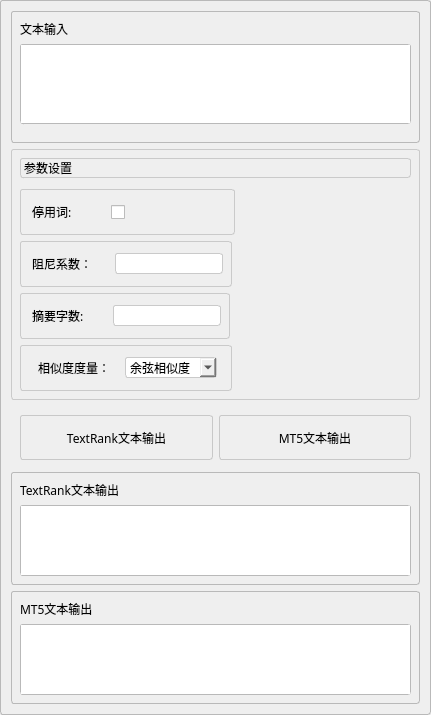
The window that page.ui (miceVenus/Df_AIpractice) describes before a commit, drawn with Qt 5.
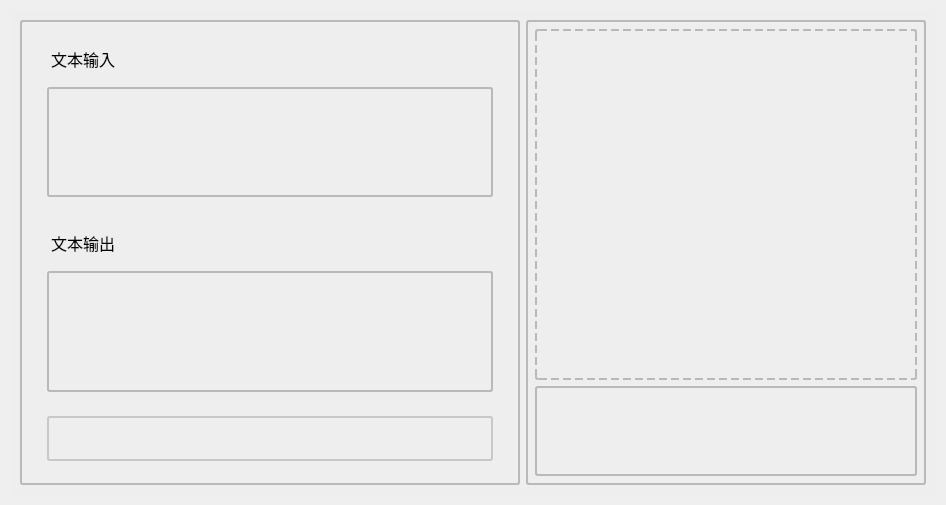
The same window after the commit. Icons and pictures are not drawn.

Commit message: make a better page

Patch:
```diff
--- a/page.ui
+++ b/page.ui
@@ -6,8 +6,8 @@
    <rect>
     <x>0</x>
     <y>0</y>
-    <width>427</width>
-    <height>715</height>
+    <width>942</width>
+    <height>505</height>
    </rect>
   </property>
   <property name="sizePolicy">
@@ -22,6 +22,12 @@
     <height>0</height>
    </size>
   </property>
+  <property name="maximumSize">
+   <size>
+    <width>1920</width>
+    <height>1098</height>
+   </size>
+  </property>
   <property name="font">
    <font>
     <family>Malgun Gothic Semilight</family>
@@ -34,221 +40,287 @@
    <enum>Qt::LeftToRight</enum>
   </property>
   <property name="styleSheet">
-   <string notr="true">border:solid;
-border-radius:3px;
-border-color:rgb(185, 185, 185);
-border-width:1px</string>
+   <string notr="true"/>
   </property>
   <layout class="QVBoxLayout" name="verticalLayout_2">
    <item>
-    <widget class="QWidget" name="verticalWidget_5" native="true">
-     <layout class="QVBoxLayout" name="verticalLayout_5">
+    <widget class="QWidget" name="horizontalWidget" native="true">
+     <property name="sizePolicy">
+      <sizepolicy hsizetype="Preferred" vsizetype="Preferred">
+       <horstretch>0</horstretch>
+       <verstretch>0</verstretch>
+      </sizepolicy>
+     </property>
+     <property name="maximumSize">
+      <size>
+       <width>1920</width>
+       <height>1080</height>
+      </size>
+     </property>
+     <property name="styleSheet">
+      <string notr="true">background-color:rgba(238, 238, 238, 70)</string>
+     </property>
+     <layout class="QHBoxLayout" name="horizontalLayout_2">
       <item>
-       <widget class="QLabel" name="label">
+       <widget class="QWidget" name="verticalWidget_2" native="true">
         <property name="sizePolicy">
-         <sizepolicy hsizetype="Maximum" vsizetype="Maximum">
+         <sizepolicy hsizetype="Minimum" vsizetype="Preferred">
           <horstretch>0</horstretch>
           <verstretch>0</verstretch>
          </sizepolicy>
         </property>
-        <property name="styleSheet">
-         <string notr="true">border:none</string>
-        </property>
-        <property name="text">
-         <string>文本输入</string>
-        </property>
-       </widget>
-      </item>
-      <item>
-       <widget class="QTextEdit" name="textIn">
-        <property name="sizePolicy">
-         <sizepolicy hsizetype="Expanding" vsizetype="Maximum">
-          <horstretch>6</horstretch>
-          <verstretch>0</verstretch>
-         </sizepolicy>
-        </property>
-        <property name="maximumSize">
+        <property name="minimumSize">
          <size>
-          <width>550</width>
+          <width>500</width>
           <height>100</height>
          </size>
         </property>
-        <property name="cursor" stdset="0">
-         <cursorShape>ArrowCursor</cursorShape>
-        </property>
-        <property name="layoutDirection">
-         <enum>Qt::LeftToRight</enum>
-        </property>
-        <property name="autoFillBackground">
-         <bool>false</bool>
+        <property name="maximumSize">
+         <size>
+          <width>400</width>
+          <height>16777215</height>
+         </size>
         </property>
         <property name="styleSheet">
-         <string notr="true">margin-bottom: 10px
+         <string notr="true">border:solid;
+border-radius:3px;
+border-color:rgb(185, 185, 185);
+border-width:2px</string>
+        </property>
+        <layout class="QVBoxLayout" name="verticalLayout_3">
+         <item>
+          <widget class="QWidget" name="verticalWidget_5" native="true">
+           <property name="sizePolicy">
+            <sizepolicy hsizetype="Preferred" vsizetype="Preferred">
+             <horstretch>0</horstretch>
+             <verstretch>0</verstretch>
+            </sizepolicy>
+           </property>
+           <property name="layoutDirection">
+            <enum>Qt::LeftToRight</enum>
+           </property>
+           <property name="styleSheet">
+            <string notr="true">border:none</string>
+           </property>
+           <layout class="QVBoxLayout" name="verticalLayout_5">
+            <item>
+             <widget class="QWidget" name="verticalWidget" native="true">
+              <property name="sizePolicy">
+               <sizepolicy hsizetype="Expanding" vsizetype="Maximum">
+                <horstretch>0</horstretch>
+                <verstretch>0</verstretch>
+               </sizepolicy>
+              </property>
+              <layout class="QVBoxLayout" name="verticalLayout_6">
+               <item>
+                <widget class="QLabel" name="label">
+                 <property name="sizePolicy">
+                  <sizepolicy hsizetype="Maximum" vsizetype="Maximum">
+                   <horstretch>0</horstretch>
+                   <verstretch>0</verstretch>
+                  </sizepolicy>
+                 </property>
+                 <property name="font">
+                  <font>
+                   <family>Microsoft YaHei UI Light</family>
+                   <pointsize>12</pointsize>
+                  </font>
+                 </property>
+                 <property name="styleSheet">
+                  <string notr="true">border:none;
+margin-bottom:10px
+</string>
+                 </property>
+                 <property name="text">
+                  <string>文本输入</string>
+                 </property>
+                </widget>
+               </item>
+               <item>
+                <widget class="QTextEdit" name="textIn">
+                 <property name="sizePolicy">
+                  <sizepolicy hsizetype="Expanding" vsizetype="Preferred">
+                   <horstretch>6</horstretch>
+                   <verstretch>0</verstretch>
+                  </sizepolicy>
+                 </property>
+                 <property name="maximumSize">
+                  <size>
+                   <width>550</width>
+                   <height>200</height>
+                  </size>
+                 </property>
+                 <property name="font">
+                  <font>
+                   <family>Microsoft YaHei UI Light</family>
+                   <pointsize>12</pointsize>
+                  </font>
+                 </property>
+                 <property name="cursor" stdset="0">
+                  <cursorShape>IBeamCursor</cursorShape>
+                 </property>
+                 <property name="layoutDirection">
+                  <enum>Qt::LeftToRight</enum>
+                 </property>
+                 <property name="autoFillBackground">
+                  <bool>false</bool>
+                 </property>
+                 <property name="styleSheet">
+                  <string notr="true">margin-bottom: 10px;
+border:solid;
+border-radius:3px;
+border-color:rgb(185, 185, 185);
+border-width:2px
 
 </string>
-        </property>
+                 </property>
+                </widget>
+               </item>
+              </layout>
+             </widget>
+            </item>
+            <item>
+             <widget class="QWidget" name="verticalWidget" native="true">
+              <property name="sizePolicy">
+               <sizepolicy hsizetype="Expanding" vsizetype="Maximum">
+                <horstretch>0</horstretch>
+                <verstretch>0</verstretch>
+               </sizepolicy>
+              </property>
+              <property name="styleSheet">
+               <string notr="true">border:none</string>
+              </property>
+              <layout class="QVBoxLayout" name="verticalLayout">
+               <item>
+                <widget class="QLabel" name="label_7">
+                 <property name="sizePolicy">
+                  <sizepolicy hsizetype="Maximum" vsizetype="Maximum">
+                   <horstretch>0</horstretch>
+                   <verstretch>0</verstretch>
+                  </sizepolicy>
+                 </property>
+                 <property name="font">
+                  <font>
+                   <family>Microsoft YaHei UI Light</family>
+                   <pointsize>12</pointsize>
+                  </font>
+                 </property>
+                 <property name="styleSheet">
+                  <string notr="true">border:none;
+margin-bottom:10px</string>
+                 </property>
+                 <property name="text">
+                  <string>文本输出</string>
+                 </property>
+                </widget>
+               </item>
+               <item>
+                <widget class="QTextEdit" name="textOutMt5">
+                 <property name="sizePolicy">
+                  <sizepolicy hsizetype="Preferred" vsizetype="Preferred">
+                   <horstretch>0</horstretch>
+                   <verstretch>0</verstretch>
+                  </sizepolicy>
+                 </property>
+                 <property name="maximumSize">
+                  <size>
+                   <width>550</width>
+                   <height>16000000</height>
+                  </size>
+                 </property>
+                 <property name="font">
+                  <font>
+                   <family>Microsoft YaHei UI Light</family>
+                   <pointsize>12</pointsize>
+                  </font>
+                 </property>
+                 <property name="styleSheet">
+                  <string notr="true">border:solid;
+border-radius:3px;
+border-color:rgb(185, 185, 185);
+border-width:2px</string>
+                 </property>
+                 <property name="readOnly">
+                  <bool>true</bool>
+                 </property>
+                </widget>
+               </item>
+              </layout>
+             </widget>
+            </item>
+            <item>
+             <widget class="QWidget" name="horizontalWidget_2" native="true">
+              <property name="sizePolicy">
+               <sizepolicy hsizetype="Preferred" vsizetype="Preferred">
+                <horstretch>0</horstretch>
+                <verstretch>0</verstretch>
+               </sizepolicy>
+              </property>
+              <property name="minimumSize">
+               <size>
+                <width>0</width>
+                <height>60</height>
+               </size>
+              </property>
+              <property name="styleSheet">
+               <string notr="true">border:none</string>
+              </property>
+              <layout class="QHBoxLayout" name="horizontalLayout_7">
+               <item>
+                <widget class="QPushButton" name="Mt5Button_3">
+                 <property name="sizePolicy">
+                  <sizepolicy hsizetype="Expanding" vsizetype="Maximum">
+                   <horstretch>0</horstretch>
+                   <verstretch>0</verstretch>
+                  </sizepolicy>
+                 </property>
+                 <property name="minimumSize">
+                  <size>
+                   <width>0</width>
+                   <height>45</height>
+                  </size>
+                 </property>
+                 <property name="maximumSize">
+                  <size>
+                   <width>16777215</width>
+                   <height>100</height>
+                  </size>
+                 </property>
+                 <property name="cursor">
+                  <cursorShape>PointingHandCursor</cursorShape>
+                 </property>
+                 <property name="styleSheet">
+                  <string notr="true">border:solid;
+border-radius:3px;
+border-color:rgb(200, 200, 200);
+border-width:2px</string>
+                 </property>
+                 <property name="text">
+                  <string/>
+                 </property>
+                 <property name="icon">
+                  <iconset>
+                   <normaloff>asset/textout1.png</normaloff>asset/textout1.png</iconset>
+                 </property>
+                 <property name="iconSize">
+                  <size>
+                   <width>32</width>
+                   <height>32</height>
+                  </size>
+                 </property>
+                </widget>
+               </item>
+              </layout>
+             </widget>
+            </item>
+           </layout>
+          </widget>
+         </item>
+        </layout>
        </widget>
       </item>
-     </layout>
-    </widget>
-   </item>
-   <item alignment="Qt::AlignHCenter|Qt::AlignVCenter">
-    <widget class="QWidget" name="verticalWidget_4" native="true">
-     <property name="sizePolicy">
-      <sizepolicy hsizetype="Minimum" vsizetype="Preferred">
-       <horstretch>0</horstretch>
-       <verstretch>0</verstretch>
-      </sizepolicy>
-     </property>
-     <property name="minimumSize">
-      <size>
-       <width>409</width>
-       <height>0</height>
-      </size>
-     </property>
-     <property name="styleSheet">
-      <string notr="true">border-style:solid;
-border-color:rgb(202, 202, 202);
-border-width:1px;
-border-radius:3;
-</string>
-     </property>
-     <layout class="QVBoxLayout" name="verticalLayout_4">
       <item>
-       <widget class="QLabel" name="label_8">
-        <property name="styleSheet">
-         <string notr="true">margin-bottom:5px;
-border:none；</string>
-        </property>
-        <property name="text">
-         <string>参数设置</string>
-        </property>
-       </widget>
-      </item>
-      <item alignment="Qt::AlignLeft">
-       <widget class="QWidget" name="horizontalWidget_4" native="true">
-        <property name="sizePolicy">
-         <sizepolicy hsizetype="Minimum" vsizetype="Preferred">
-          <horstretch>0</horstretch>
-          <verstretch>0</verstretch>
-         </sizepolicy>
-        </property>
-        <property name="styleSheet">
-         <string notr="true"/>
-        </property>
-        <layout class="QHBoxLayout" name="horizontalLayout_4">
-         <item>
-          <widget class="QLabel" name="label_2">
-           <property name="sizePolicy">
-            <sizepolicy hsizetype="Maximum" vsizetype="Maximum">
-             <horstretch>0</horstretch>
-             <verstretch>0</verstretch>
-            </sizepolicy>
-           </property>
-           <property name="styleSheet">
-            <string notr="true">margin-right : 30%;
-margin-bottom : 5px
-;margin-top : 5px;
-border:none
-</string>
-           </property>
-           <property name="text">
-            <string>停用词:</string>
-           </property>
-           <property name="buddy">
-            <cstring>stopBox</cstring>
-           </property>
-          </widget>
-         </item>
-         <item>
-          <widget class="QCheckBox" name="stopBox">
-           <property name="styleSheet">
-            <string notr="true">border:none; margin-right:95px
-</string>
-           </property>
-           <property name="text">
-            <string/>
-           </property>
-          </widget>
-         </item>
-        </layout>
-       </widget>
-      </item>
-      <item alignment="Qt::AlignLeft">
-       <widget class="QWidget" name="horizontalWidget_2" native="true">
-        <property name="sizePolicy">
-         <sizepolicy hsizetype="Maximum" vsizetype="Preferred">
-          <horstretch>0</horstretch>
-          <verstretch>0</verstretch>
-         </sizepolicy>
-        </property>
-        <layout class="QHBoxLayout" name="horizontalLayout_2">
-         <item>
-          <widget class="QLabel" name="label_4">
-           <property name="sizePolicy">
-            <sizepolicy hsizetype="Maximum" vsizetype="Maximum">
-             <horstretch>0</horstretch>
-             <verstretch>0</verstretch>
-            </sizepolicy>
-           </property>
-           <property name="styleSheet">
-            <string notr="true">margin-top:5px; margin-bottom:5px;margin-right:14px;border:none;</string>
-           </property>
-           <property name="text">
-            <string>阻尼系数：</string>
-           </property>
-           <property name="buddy">
-            <cstring>dampingLine</cstring>
-           </property>
-          </widget>
-         </item>
-         <item>
-          <widget class="QLineEdit" name="dampingLine">
-           <property name="styleSheet">
-            <string notr="true"/>
-           </property>
-          </widget>
-         </item>
-        </layout>
-       </widget>
-      </item>
-      <item alignment="Qt::AlignLeft">
-       <widget class="QWidget" name="horizontalWidget" native="true">
-        <layout class="QHBoxLayout" name="horizontalLayout">
-         <item>
-          <widget class="QLabel" name="label_5">
-           <property name="sizePolicy">
-            <sizepolicy hsizetype="Maximum" vsizetype="Maximum">
-             <horstretch>0</horstretch>
-             <verstretch>0</verstretch>
-            </sizepolicy>
-           </property>
-           <property name="styleSheet">
-            <string notr="true">margin-bottom:5px;
-margin-top:5px;
-margin-right:20px;
-border:none</string>
-           </property>
-           <property name="text">
-            <string>摘要字数:</string>
-           </property>
-           <property name="buddy">
-            <cstring>excertLine</cstring>
-           </property>
-          </widget>
-         </item>
-         <item>
-          <widget class="QLineEdit" name="excertLine">
-           <property name="styleSheet">
-            <string notr="true"/>
-           </property>
-          </widget>
-         </item>
-        </layout>
-       </widget>
-      </item>
-      <item alignment="Qt::AlignLeft">
-       <widget class="QWidget" name="horizontalWidget_3" native="true">
+       <widget class="QWidget" name="verticalWidget_2" native="true">
         <property name="sizePolicy">
          <sizepolicy hsizetype="Minimum" vsizetype="Preferred">
           <horstretch>0</horstretch>
@@ -257,55 +329,85 @@
         </property>
         <property name="minimumSize">
          <size>
-          <width>212</width>
+          <width>400</width>
           <height>0</height>
          </size>
         </property>
         <property name="styleSheet">
-         <string notr="true"/>
+         <string notr="true">border:solid;
+border-radius:3px;
+border-color:rgb(185, 185, 185);
+border-width:2px</string>
         </property>
-        <layout class="QHBoxLayout" name="horizontalLayout_3">
+        <layout class="QVBoxLayout" name="verticalLayout_4">
          <item>
-          <widget class="QLabel" name="label_3">
+          <widget class="QPushButton" name="upload">
            <property name="sizePolicy">
-            <sizepolicy hsizetype="Maximum" vsizetype="Maximum">
+            <sizepolicy hsizetype="Preferred" vsizetype="Preferred">
              <horstretch>0</horstretch>
              <verstretch>0</verstretch>
             </sizepolicy>
            </property>
            <property name="styleSheet">
-            <string notr="true">margin-top:5px;margin-bottom:5px;
-border:none;</string>
+            <string notr="true">border:dashed;
+border-radius:3px;
+border-color:rgb(185, 185, 185);
+border-width:2px</string>
            </property>
            <property name="text">
-            <string>&lt;html&gt;&lt;head/&gt;&lt;body&gt;&lt;p&gt;相似度度量：&lt;/p&gt;&lt;/body&gt;&lt;/html&gt;</string>
+            <string/>
            </property>
-           <property name="buddy">
-            <cstring>comboBox</cstring>
+           <property name="icon">
+            <iconset>
+             <normaloff>asset/upload.png</normaloff>asset/upload.png</iconset>
+           </property>
+           <property name="iconSize">
+            <size>
+             <width>100</width>
+             <height>100</height>
+            </size>
            </property>
           </widget>
          </item>
          <item>
-          <widget class="QComboBox" name="comboBox">
+          <widget class="QPushButton" name="pushButton">
            <property name="sizePolicy">
-            <sizepolicy hsizetype="Maximum" vsizetype="Maximum">
+            <sizepolicy hsizetype="Minimum" vsizetype="Maximum">
              <horstretch>0</horstretch>
              <verstretch>0</verstretch>
             </sizepolicy>
            </property>
+           <property name="minimumSize">
+            <size>
+             <width>0</width>
+             <height>90</height>
+            </size>
+           </property>
+           <property name="cursor">
+            <cursorShape>PointingHandCursor</cursorShape>
+           </property>
+           <property name="mouseTracking">
+            <bool>false</bool>
+           </property>
            <property name="styleSheet">
-            <string notr="true"/>
+            <string notr="true">border:solid;
+border-radius:3px;
+border-color:rgb(185, 185, 185);
+border-width:2px</string>
            </property>
-           <item>
-            <property name="text">
-             <string>余弦相似度</string>
-            </property>
-           </item>
-           <item>
-            <property name="text">
-             <string>欧几里得距离</string>
-            </property>
-           </item>
+           <property name="text">
+            <string/>
+           </property>
+           <property name="icon">
+            <iconset>
+             <normaloff>asset/ack3.png</normaloff>asset/ack3.png</iconset>
+           </property>
+           <property name="iconSize">
+            <size>
+             <width>64</width>
+             <height>64</height>
+            </size>
+           </property>
           </widget>
          </item>
         </layout>
@@ -314,153 +416,6 @@
      </layout>
     </widget>
    </item>
-   <item alignment="Qt::AlignVCenter">
-    <widget class="QWidget" name="horizontalWidget" native="true">
-     <property name="sizePolicy">
-      <sizepolicy hsizetype="Minimum" vsizetype="Preferred">
-       <horstretch>0</horstretch>
-       <verstretch>0</verstretch>
-      </sizepolicy>
-     </property>
-     <property name="minimumSize">
-      <size>
-       <width>0</width>
-       <height>60</height>
-      </size>
-     </property>
-     <property name="styleSheet">
-      <string notr="true">border:none</string>
-     </property>
-     <layout class="QHBoxLayout" name="horizontalLayout_5">
-      <item>
-       <widget class="QPushButton" name="Gpt2Button">
-        <property name="sizePolicy">
-         <sizepolicy hsizetype="Minimum" vsizetype="Minimum">
-          <horstretch>0</horstretch>
-          <verstretch>0</verstretch>
-         </sizepolicy>
-        </property>
-        <property name="minimumSize">
-         <size>
-          <width>0</width>
-          <height>45</height>
-         </size>
-        </property>
-        <property name="cursor">
-         <cursorShape>OpenHandCursor</cursorShape>
-        </property>
-        <property name="styleSheet">
-         <string notr="true">border:solid;
-border-radius:3px;
-border-color:rgb(200, 200, 200);
-border-width:1px</string>
-        </property>
-        <property name="text">
-         <string>TextRank文本输出</string>
-        </property>
-       </widget>
-      </item>
-      <item>
-       <widget class="QPushButton" name="Mt5Button">
-        <property name="sizePolicy">
-         <sizepolicy hsizetype="Minimum" vsizetype="Minimum">
-          <horstretch>0</horstretch>
-          <verstretch>0</verstretch>
-         </sizepolicy>
-        </property>
-        <property name="minimumSize">
-         <size>
-          <width>0</width>
-          <height>45</height>
-         </size>
-        </property>
-        <property name="cursor">
-         <cursorShape>OpenHandCursor</cursorShape>
-        </property>
-        <property name="styleSheet">
-         <string notr="true">border:solid;
-border-radius:3px;
-border-color:rgb(200, 200, 200);
-border-width:1px</string>
-        </property>
-        <property name="text">
-         <string>MT5文本输出</string>
-        </property>
-       </widget>
-      </item>
-     </layout>
-    </widget>
-   </item>
-   <item alignment="Qt::AlignVCenter">
-    <widget class="QWidget" name="verticalWidget_3" native="true">
-     <layout class="QVBoxLayout" name="verticalLayout_3">
-      <item>
-       <widget class="QLabel" name="label_6">
-        <property name="styleSheet">
-         <string notr="true">border:none;</string>
-        </property>
-        <property name="text">
-         <string>TextRank文本输出</string>
-        </property>
-       </widget>
-      </item>
-      <item>
-       <widget class="QTextEdit" name="textOutGpt2">
-        <property name="sizePolicy">
-         <sizepolicy hsizetype="Expanding" vsizetype="Maximum">
-          <horstretch>0</horstretch>
-          <verstretch>0</verstretch>
-         </sizepolicy>
-        </property>
-        <property name="maximumSize">
-         <size>
-          <width>550</width>
-          <height>100</height>
-         </size>
-        </property>
-        <property name="readOnly">
-         <bool>true</bool>
-        </property>
-       </widget>
-      </item>
-     </layout>
-    </widget>
-   </item>
-   <item>
-    <widget class="QWidget" name="verticalWidget" native="true">
-     <layout class="QVBoxLayout" name="verticalLayout">
-      <item>
-       <widget class="QLabel" name="label_7">
-        <property name="styleSheet">
-         <string notr="true">border:none;</string>
-        </property>
-        <property name="text">
-         <string>MT5文本输出</string>
-        </property>
-       </widget>
-      </item>
-      <item>
-       <widget class="QTextEdit" name="textOutMt5">
-        <property name="sizePolicy">
-         <sizepolicy hsizetype="Expanding" vsizetype="Maximum">
-          <horstretch>0</horstretch>
-          <verstretch>0</verstretch>
-         </sizepolicy>
-        </property>
-        <property name="maximumSize">
-         <size>
-          <width>550</width>
-          <height>100</height>
-         </size>
-        </property>
-        <property name="readOnly">
-         <bool>true</bool>
-        </property>
-       </widget>
-      </item>
-     </layout>
-    </widget>
-   </item>
   </layout>
  </widget>
  <resources/>
```
Left out of the diff: 3 changed lines with no effect on the pictures. The commit also changes 12 other files.
